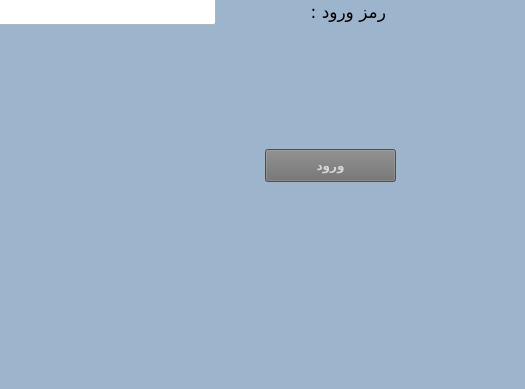
AliRn76/Student-Portal, file mainwindow.ui: the form before one commit; both pictures show x 675 to 1200 and y 261 to 650 of the 1200 by 650 pixel window.
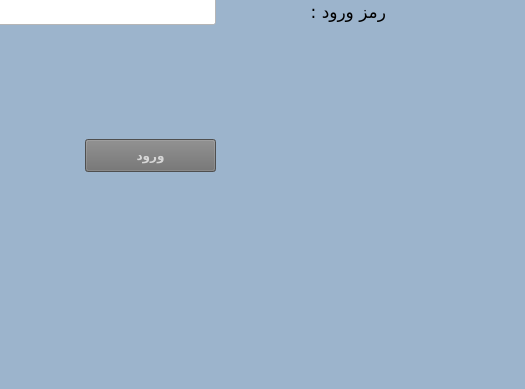
The form after the commit.

```diff
--- a/mainwindow.ui
+++ b/mainwindow.ui
@@ -197,8 +197,8 @@
    <widget class="QPushButton" name="pushButton_login">
     <property name="geometry">
      <rect>
-      <x>940</x>
-      <y>410</y>
+      <x>760</x>
+      <y>400</y>
       <width>131</width>
       <height>33</height>
      </rect>
```
